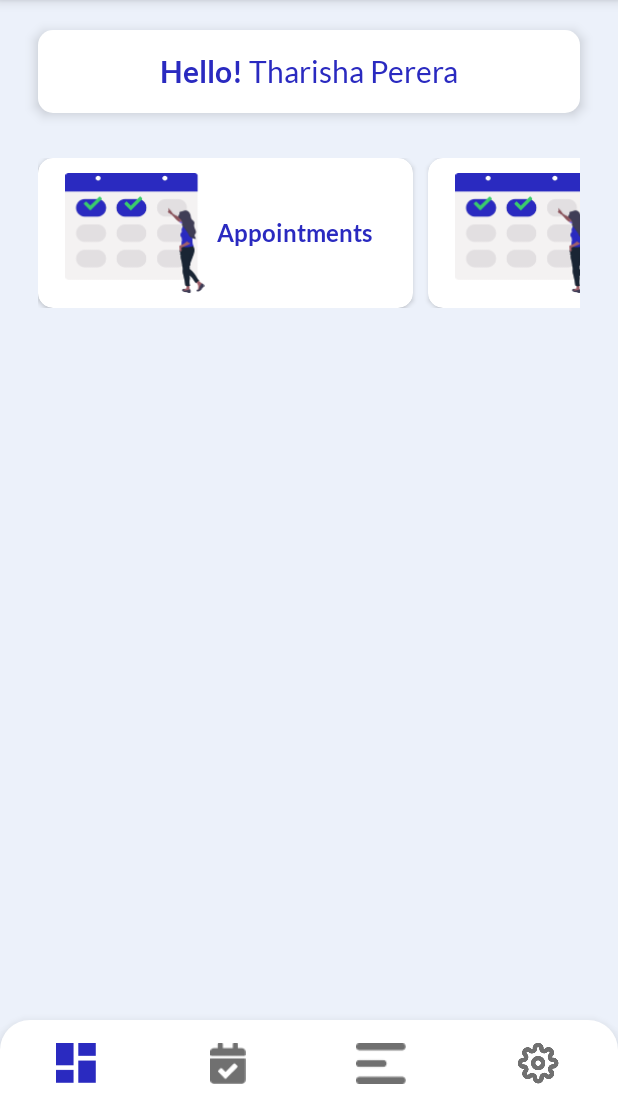
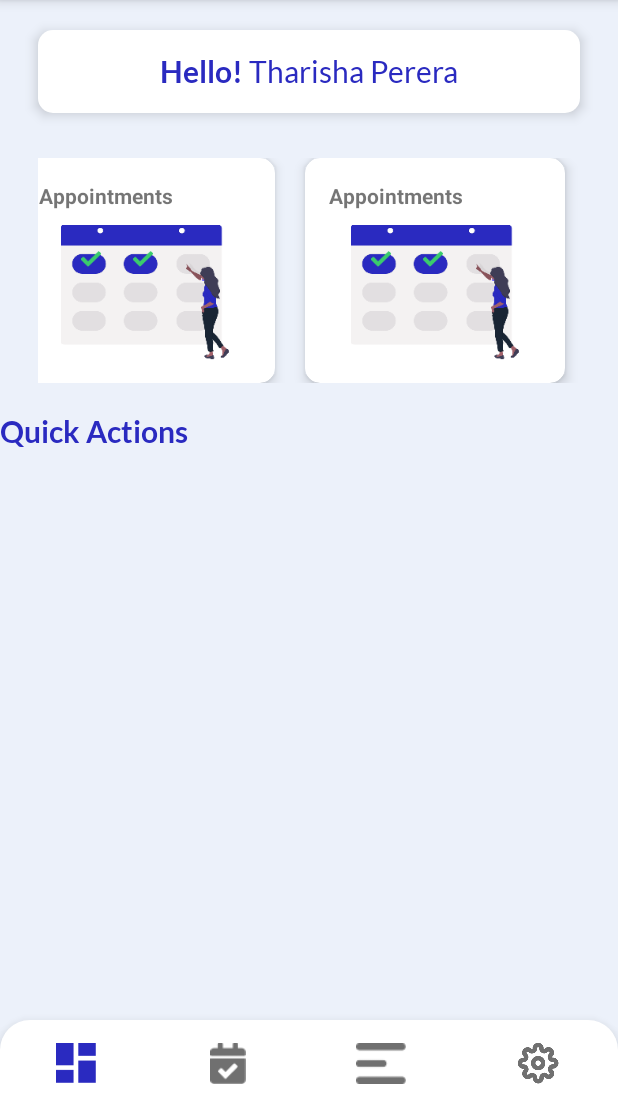
Before and after one commit to TharishaPerera/MediCare, an Android app: the screen it shows after launch (Dashboard), on a phone screen of 412 x 824 dp, the part 129-1236 px from its top. Run offline under Robolectric (Android 15) with nearby library versions, the phone set to English and light mode, and no system bars.

Commit message:
added recycler view to categories

```diff
--- a/app/src/main/java/com/nibm/medicare/Dashboard.kt
+++ b/app/src/main/java/com/nibm/medicare/Dashboard.kt
@@ -2,10 +2,32 @@ package com.nibm.medicare
 
 import androidx.appcompat.app.AppCompatActivity
 import android.os.Bundle
+import androidx.recyclerview.widget.LinearLayoutManager
+import androidx.recyclerview.widget.RecyclerView
+import com.nibm.medicare.adapters.CategoriesAdapater
+import com.nibm.medicare.models.Categories
 
 class Dashboard : AppCompatActivity() {
+    private lateinit var categoriesRV : RecyclerView
+    private lateinit var categoryList : ArrayList<Categories>
+    private lateinit var categoriesAdapater: CategoriesAdapater
+
     override fun onCreate(savedInstanceState: Bundle?) {
         super.onCreate(savedInstanceState)
         setContentView(R.layout.activity_dashboard)
+
+        categoriesRV = findViewById(R.id.categoriesRV)
+        categoriesRV.setHasFixedSize(true)
+        categoriesRV.layoutManager = LinearLayoutManager(this, LinearLayoutManager.HORIZONTAL, true)
+
+        categoryList = ArrayList()
+
+        categoryList.add(Categories(R.drawable.appointment_img_lg, "Appointments"))
+        categoryList.add(Categories(R.drawable.appointment_img_lg, "Appointments"))
+        categoryList.add(Categories(R.drawable.appointment_img_lg, "Appointments"))
+        categoryList.add(Categories(R.drawable.appointment_img_lg, "Appointments"))
+
+        categoriesAdapater = CategoriesAdapater(categoryList)
+        categoriesRV.adapter = categoriesAdapater
     }
 }
--- /dev/null
+++ b/app/src/main/java/com/nibm/medicare/adapters/CategoriesAdapater.kt
@@ -0,0 +1,32 @@
+package com.nibm.medicare.adapters
+
+import android.view.LayoutInflater
+import android.view.View
+import android.view.ViewGroup
+import android.widget.ImageView
+import android.widget.TextView
+import androidx.recyclerview.widget.RecyclerView
+import com.nibm.medicare.R
+import com.nibm.medicare.models.Categories
+
+class CategoriesAdapater(private val categoriesList: ArrayList<Categories>) : RecyclerView.Adapter<CategoriesAdapater.CategoriesViewHolder>(){
+    class CategoriesViewHolder(itemView: View) : RecyclerView.ViewHolder(itemView) {
+        val categoryImage : ImageView = itemView.findViewById(R.id.quick_action_img)
+        val categoryTxt : TextView = itemView.findViewById(R.id.quick_action_txt)
+    }
+
+    override fun onCreateViewHolder(parent: ViewGroup, viewType: Int): CategoriesViewHolder {
+        val view = LayoutInflater.from(parent.context).inflate(R.layout.quick_actions_item_grid, parent, false)
+        return CategoriesViewHolder(view)
+    }
+
+    override fun onBindViewHolder(holder: CategoriesViewHolder, position: Int) {
+        val category = categoriesList[position]
+        holder.categoryImage.setImageResource(category.image)
+        holder.categoryTxt.text = category.name
+    }
+
+    override fun getItemCount(): Int {
+        return categoriesList.size
+    }
+}
--- /dev/null
+++ b/app/src/main/java/com/nibm/medicare/adapters/QuickActionsAdapter.kt
@@ -0,0 +1,37 @@
+package com.nibm.medicare.adapters
+
+import android.content.Context
+import android.view.View
+import android.view.ViewGroup
+import android.widget.BaseAdapter
+import android.widget.ImageView
+import android.widget.TextView
+import com.nibm.medicare.R
+import com.nibm.medicare.models.QuickActionItem
+
+class QuickActionsAdapter(var context: Context, var arrayList: ArrayList<QuickActionItem>) : BaseAdapter() {
+    override fun getCount(): Int {
+        return arrayList.size
+    }
+
+    override fun getItem(position: Int): Any {
+        return arrayList.get(position)
+    }
+
+    override fun getItemId(position: Int): Long {
+        return position.toLong()
+    }
+
+    override fun getView(position: Int, convertView: View?, parent: ViewGroup?): View {
+        var view : View = View.inflate(context, R.layout.quick_actions_item_grid, null)
+        var img : ImageView = view.findViewById(R.id.quick_action_img)
+        var text : TextView = view.findViewById(R.id.quick_action_txt)
+
+        var listItem : QuickActionItem = arrayList.get(position)
+        img.setImageResource(listItem.img!!)
+        text.setText(listItem.text)
+
+        return view
+
+    }
+}
--- /dev/null
+++ b/app/src/main/java/com/nibm/medicare/models/Categories.kt
@@ -0,0 +1,3 @@
+package com.nibm.medicare.models
+
+data class Categories(val image:Int, val name:String)
--- /dev/null
+++ b/app/src/main/java/com/nibm/medicare/models/QuickActionItem.kt
@@ -0,0 +1,12 @@
+package com.nibm.medicare.models
+
+class QuickActionItem {
+    var img : Int ? = null
+    var text : String ? = null
+
+
+    constructor(img: Int?, text: String?) {
+        this.img = img
+        this.text = text
+    }
+}
--- a/app/src/main/res/layout/activity_dashboard.xml
+++ b/app/src/main/res/layout/activity_dashboard.xml
@@ -128,8 +128,9 @@
     </LinearLayout>
 
     <LinearLayout
+        android:id="@+id/linearLayout5"
         android:layout_width="match_parent"
-        android:layout_height="wrap_content"
+        android:layout_height="150dp"
         android:layout_marginStart="25dp"
         android:layout_marginTop="30dp"
         android:layout_marginEnd="25dp"
@@ -140,120 +141,49 @@
         app:layout_constraintTop_toBottomOf="@+id/linearLayout3"
         app:layout_constraintVertical_bias="0.0">
 
-        <HorizontalScrollView
+        <androidx.recyclerview.widget.RecyclerView
+            android:id="@+id/categoriesRV"
             android:layout_width="match_parent"
-            android:layout_height="wrap_content">
-
-            <LinearLayout
-                android:layout_width="wrap_content"
-                android:layout_height="wrap_content"
-                android:orientation="horizontal">
-
-                <androidx.cardview.widget.CardView
-                    android:layout_width="250dp"
-                    android:layout_height="100dp"
-                    app:cardCornerRadius="10dp"
-                    android:layout_marginRight="10dp"
-                    >
+            android:layout_height="match_parent" />
+    </LinearLayout>
 
     <LinearLayout
         android:layout_width="match_parent"
-                        android:layout_height="match_parent"
-                        android:gravity="center"
-                        android:orientation="horizontal"
-                        android:padding="10dp">
-
-                        <ImageView
-                            android:id="@+id/imageView11"
-                            android:layout_width="wrap_content"
-                            android:layout_height="match_parent"
-                            android:layout_weight="1"
-                            app:srcCompat="@drawable/appointment_img_sm" />
+        android:layout_height="0dp"
+        android:layout_marginTop="20dp"
+        android:orientation="vertical"
+        app:layout_constraintBottom_toTopOf="@+id/linearLayout4"
+        app:layout_constraintTop_toBottomOf="@+id/linearLayout5">
 
         <TextView
-                            android:id="@+id/textView8"
-                            android:layout_width="wrap_content"
-                            android:layout_height="wrap_content"
-                            android:layout_weight="1"
-                            android:fontFamily="@font/lato_bold"
-                            android:gravity="center_vertical"
-                            android:text="Appointments"
-                            android:textColor="@color/main_blue"
-                            android:textSize="16dp" />
-                    </LinearLayout>
-                </androidx.cardview.widget.CardView>
-
-                <androidx.cardview.widget.CardView
-                    android:layout_width="250dp"
-                    android:layout_height="100dp"
-                    app:cardCornerRadius="10dp"
-                    android:layout_marginRight="10dp"
-                    >
-
-                    <LinearLayout
+            android:id="@+id/textView5"
             android:layout_width="match_parent"
             android:layout_height="match_parent"
-                        android:gravity="center"
-                        android:orientation="horizontal"
-                        android:padding="10dp">
+            android:fontFamily="@font/lato_bold"
+            android:text="Quick Actions"
+            android:textColor="@color/main_blue"
+            android:textSize="20dp" />
 
-                        <ImageView
-                            android:id="@+id/imageView11"
-                            android:layout_width="wrap_content"
-                            android:layout_height="match_parent"
-                            android:layout_weight="1"
-                            app:srcCompat="@drawable/appointment_img_sm" />
+        <!--        <ScrollView-->
+        <!--            android:layout_width="match_parent"-->
+        <!--            android:layout_height="match_parent"-->
+        <!--            android:layout_marginTop="20dp"-->
+        <!--            >-->
 
-                        <TextView
-                            android:id="@+id/textView8"
-                            android:layout_width="wrap_content"
-                            android:layout_height="wrap_content"
-                            android:layout_weight="1"
-                            android:fontFamily="@font/lato_bold"
-                            android:gravity="center_vertical"
-                            android:text="Appointments"
-                            android:textColor="@color/main_blue"
-                            android:textSize="16dp" />
-                    </LinearLayout>
-                </androidx.cardview.widget.CardView>
+        <!--            <LinearLayout-->
+        <!--                android:layout_width="match_parent"-->
+        <!--                android:layout_height="wrap_content"-->
+        <!--                android:orientation="vertical" >-->
 
-                <androidx.cardview.widget.CardView
-                    android:layout_width="250dp"
-                    android:layout_height="100dp"
-                    app:cardCornerRadius="10dp"
-                    android:layout_marginRight="10dp"
-                    >
-
-                    <LinearLayout
+        <GridView
+            android:id="@+id/quick_actions_grid"
             android:layout_width="match_parent"
             android:layout_height="match_parent"
-                        android:gravity="center"
-                        android:orientation="horizontal"
-                        android:padding="10dp">
-
-                        <ImageView
-                            android:id="@+id/imageView11"
-                            android:layout_width="wrap_content"
-                            android:layout_height="match_parent"
-                            android:layout_weight="1"
-                            app:srcCompat="@drawable/appointment_img_sm" />
-
-                        <TextView
-                            android:id="@+id/textView8"
-                            android:layout_width="wrap_content"
-                            android:layout_height="wrap_content"
-                            android:layout_weight="1"
-                            android:fontFamily="@font/lato_bold"
-                            android:gravity="center_vertical"
-                            android:text="Appointments"
-                            android:textColor="@color/main_blue"
-                            android:textSize="16dp" />
-                    </LinearLayout>
-                </androidx.cardview.widget.CardView>
-
-
-            </LinearLayout>
-        </HorizontalScrollView>
+            android:horizontalSpacing="15dp"
+            android:numColumns="auto_fit"
+            android:verticalSpacing="15dp" />
+        <!--            </LinearLayout>-->
+        <!--        </ScrollView>-->
     </LinearLayout>
 
 </androidx.constraintlayout.widget.ConstraintLayout>
--- /dev/null
+++ b/app/src/main/res/layout/quick_actions_item_grid.xml
@@ -0,0 +1,38 @@
+<?xml version="1.0" encoding="utf-8"?>
+<androidx.cardview.widget.CardView xmlns:android="http://schemas.android.com/apk/res/android"
+    android:layout_width="wrap_content"
+    android:layout_height="wrap_content"
+    xmlns:app="http://schemas.android.com/apk/res-auto"
+    app:cardCornerRadius="10dp"
+    app:cardPreventCornerOverlap="true"
+    app:cardElevation="5dp"
+    android:layout_marginHorizontal="10dp"
+    >
+
+    <LinearLayout
+        android:layout_width="wrap_content"
+        android:layout_height="wrap_content"
+        android:orientation="vertical"
+        android:padding="15dp">
+
+        <TextView
+            android:id="@+id/quick_action_txt"
+            android:layout_width="wrap_content"
+            android:layout_height="wrap_content"
+            android:layout_marginBottom="10dp"
+            android:gravity="center"
+            android:text="Appointments"
+            android:textStyle="bold"
+            />
+
+        <ImageView
+            android:id="@+id/quick_action_img"
+            android:layout_width="wrap_content"
+            android:layout_height="0dp"
+            android:layout_weight="1"
+            app:srcCompat="@drawable/appointment_img_lg"
+            />
+
+    </LinearLayout>
+
+</androidx.cardview.widget.CardView>
```
Lines whose indentation alone changed are shown as unchanged.
